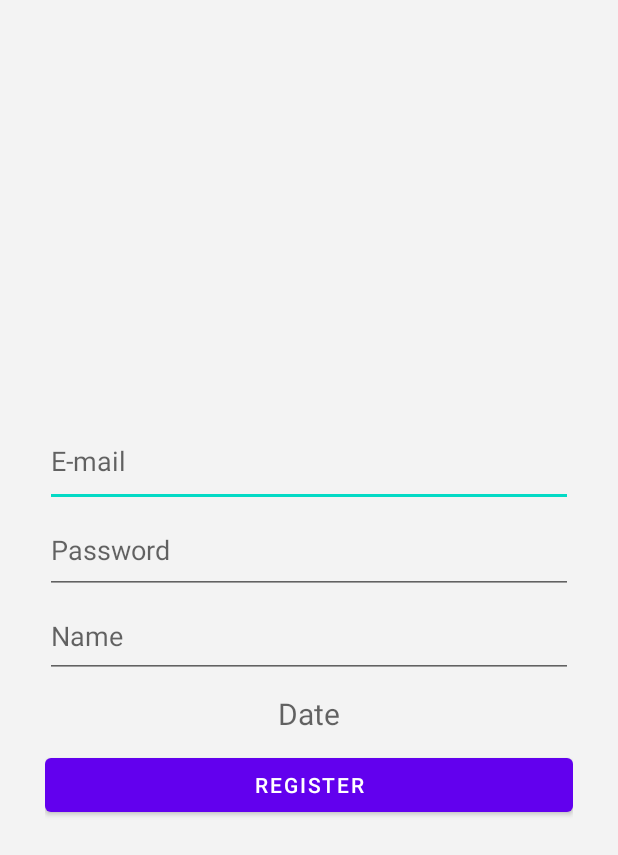
After one commit to THEdie17/JankenUltra, an Android app: the layout activity_register.xml on its own in the app's theme, with its tools: preview values and no code run, on a phone screen of 412 x 824 dp. The commit adds this screen. Shown: the top 855 px of the screen. Run offline under Robolectric (Android 15) with nearby library versions, the light colour scheme and no system bars.

Commit message:
register

```diff
--- /dev/null
+++ b/app/src/main/res/layout/activity_register.xml
@@ -0,0 +1,63 @@
+<?xml version="1.0" encoding="utf-8"?>
+<RelativeLayout
+    xmlns:android="http://schemas.android.com/apk/res/android"
+    xmlns:app="http://schemas.android.com/apk/res-auto"
+    xmlns:tools="http://schemas.android.com/tools"
+    android:layout_width="match_parent"
+    android:layout_height="match_parent"
+    android:background="#F3F3F3"
+    tools:context=".Register">
+    <LinearLayout
+        android:layout_width="match_parent"
+        android:layout_height="match_parent"
+        android:gravity="center"
+        android:orientation="vertical"
+        android:padding="30dp">
+
+        <!-- ENTREM EL MAIL -->
+        <EditText
+            android:id="@+id/emailEt"
+            android:layout_width="match_parent"
+            android:layout_height="61dp"
+            android:hint="@string/emailEt"
+            android:inputType="textEmailAddress" />
+        <!-- forcem que la entrada sigui un correu electronic -->
+
+        <!-- ENTREM EL PASSWORD -->
+        <EditText
+            android:id="@+id/passEt"
+            android:layout_width="match_parent"
+            android:layout_height="58dp"
+            android:hint="@string/passEt"
+            android:inputType="textPassword" />
+        <!-- forcem que la entrada sigui un password -->
+
+
+        <!-- ENTREM EL NOM DEL JUGADOR -->
+        <EditText
+            android:id="@+id/nameEt"
+            android:layout_width="match_parent"
+            android:layout_height="56dp"
+            android:hint="@string/nameEt" />
+
+        <!-- DATA ACTUAL -->
+        <TextView
+            android:id="@+id/dateTxt"
+            android:layout_width="match_parent"
+            android:layout_height="wrap_content"
+            android:gravity="center"
+            android:hint="@string/dateTxt"
+            android:textSize="20sp"
+            android:layout_marginTop="10dp"
+            />
+
+        <!-- BOTO DE ENTRAR -->
+        <Button
+            android:id="@+id/register"
+            android:layout_width="match_parent"
+            android:layout_height="wrap_content"
+            android:text="@string/register"
+            android:layout_marginTop="10dp"
+            />
+    </LinearLayout>
+</RelativeLayout>
--- a/app/src/main/res/layout/activity_splash.xml
+++ b/app/src/main/res/layout/activity_splash.xml
@@ -11,7 +11,7 @@
     <ImageView
         android:id="@+id/imageView"
         android:layout_width="wrap_content"
-        android:layout_height="match_parent"
-        android:contentDescription="wallpaperJanken"
+        android:layout_height="wrap_content"
+        android:contentDescription="wallpaper"
         app:srcCompat="@drawable/portada" />
 </FrameLayout>
--- a/app/src/main/res/values/strings.xml
+++ b/app/src/main/res/values/strings.xml
@@ -1,3 +1,13 @@
 <resources>
     <string name="app_name">JankenUltra</string>
+
+    <string name="LOGINBTN">Login</string>
+    <string name="REGISTERBTN">Register</string>
+
+    <string name="emailEt">E-mail</string>
+    <string name="nameEt">Name</string>
+    <string name="passEt">Password</string>
+    <string name="dateTxt">Date</string>
+    <string name="register">REGISTER</string>
+
 </resources>
```
Also changed, not shown: app/build.gradle (+13 -14 lines), app/src/main/AndroidManifest.xml (+11 -8 lines), app/src/main/java/com/example/jankenultra/MainActivity.kt (+17 -0 lines), app/src/main/java/com/example/jankenultra/Register.kt (added, +100 -0 lines), app/src/main/java/com/example/jankenultra/Splash.kt (+14 -8 lines), app/src/main/res/layout/activity_main.xml (+24 -3 lines), app/src/main/res/drawable/portada.png (added), gradle.properties (line endings or trailing spaces), 2 other files.
